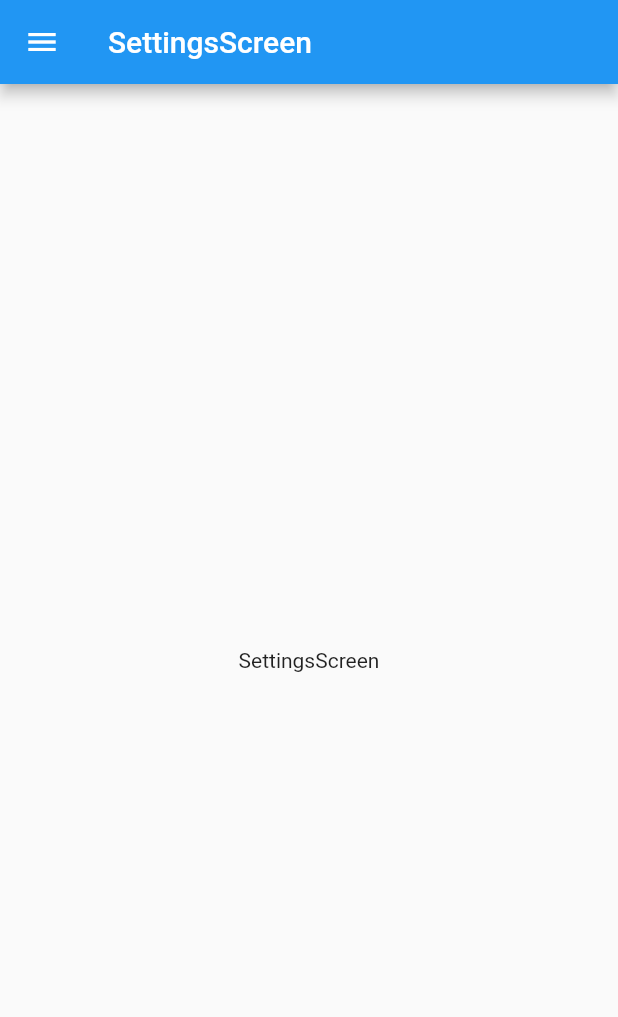
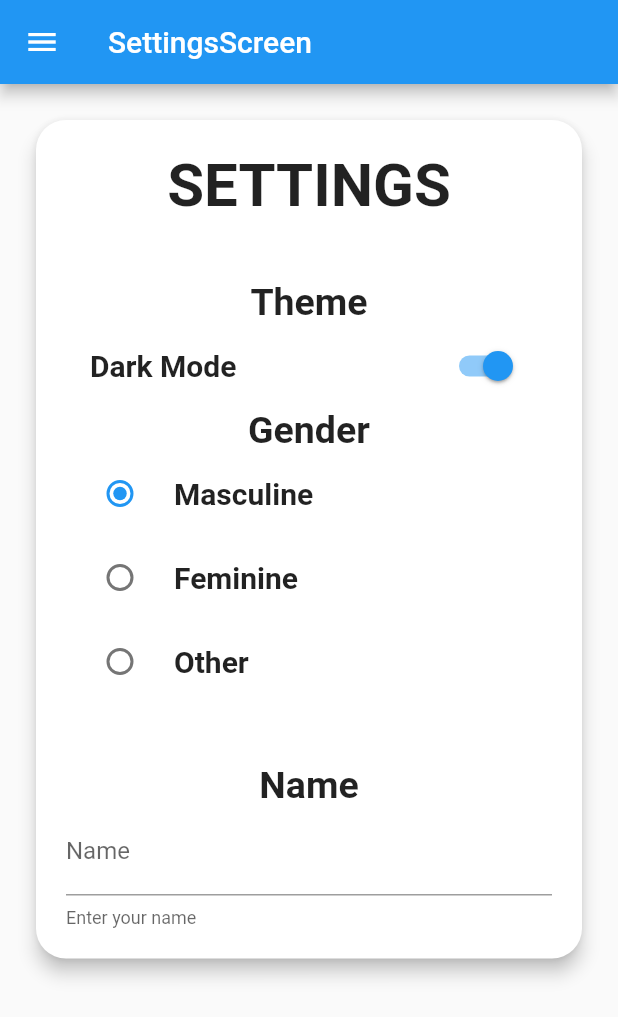
Before and after one commit to juanfranciscocis/User_Preferences, a Flutter app: the SettingsScreen screen opened by its route, on a phone screen of 412 x 824 dp. Shown: the top 1017 px of the screen. Run offline on Flutter 3.47's test engine with Material 2 defaults, Android fonts, the phone set to English and light mode, and no system bars.

Commit message:
MAIN MENU AND SETTINGS MENU DESIGN FINISHED

```diff
--- a/lib/screens/settings_screen.dart
+++ b/lib/screens/settings_screen.dart
@@ -1,3 +1,4 @@
+
 import 'package:flutter/material.dart';
 
 import '../widgets/widgets.dart';
@@ -12,9 +13,82 @@ class SettingsScreen extends StatelessWidget{
         title: Text('SettingsScreen'),
       ),
       drawer: SideMenuWidget(), //Drawer is a widget that is used to display a navigation menu.
-      body: Center(
-        child: Text('SettingsScreen'),
-      ),
+      body: Padding(
+        padding: const EdgeInsets.all(20.0),
+        child: SingleChildScrollView(
+          child: Column(
+            children: [
+
+              Card(
+                //ROUND CORNERS
+                shape: RoundedRectangleBorder(
+                  borderRadius: BorderRadius.circular(20.0),
+                ),
+                //add elevation to give it a 3D effect
+                elevation: 5,
+                child: Container(
+                  padding: EdgeInsets.all(20),
+                  child: Column(
+                    crossAxisAlignment: CrossAxisAlignment.center,
+                    children: [
+                      Text('SETTINGS', style: TextStyle(fontSize: 40, fontWeight: FontWeight.bold),),
+                      SizedBox(height: 40),
+                      Text('Theme', style: TextStyle(fontSize: 25, fontWeight: FontWeight.bold),),
+                      SwitchListTile.adaptive(
+                        title: Text('Dark Mode', style: TextStyle(fontSize: 20, fontWeight: FontWeight.bold),),
+                        value: true,
+                        onChanged: (value) {},
+                      ),
+                      SizedBox(width: 60),
+                      Text('Gender', style: TextStyle(fontSize: 25, fontWeight: FontWeight.bold),),
+                      SizedBox(width: 60),
+                      RadioListTile<int>(
+                          value: 1,
+                          groupValue: 1,
+                          title: const Text('Masculine', style: TextStyle(fontSize: 20, fontWeight: FontWeight.bold),),
+                          onChanged: (value){},
+                      ),
+
+                      SizedBox(width: 20),
+                      RadioListTile<int>(
+                        value: 2,
+                        groupValue: 1,
+                        title: const Text('Feminine', style: TextStyle(fontSize: 20, fontWeight: FontWeight.bold),),
+                        onChanged: (value){},
+                      ),
+
+                      SizedBox(width: 20),
+                      RadioListTile<int>(
+                        value: 3,
+                        groupValue: 1,
+                        title: const Text('Other', style: TextStyle(fontSize: 20, fontWeight: FontWeight.bold),),
+                        onChanged: (value){},
+                      ),
+
+                      SizedBox(height: 40),
+                      Text('Name', style: TextStyle(fontSize: 25, fontWeight: FontWeight.bold),),
+                      SizedBox(width: 20),
+
+                      TextFormField(
+                        initialValue: "",
+                        decoration: InputDecoration(
+                          labelText: 'Name',
+                          helperText: 'Enter your name',
+                          ),
+                        ),
+
+
+
+                    ],
+                  ),
+                ) ,
+
+              )
+
+            ],
+          ),
+        ),
+      )
     );
   }
 }
```
Also changed, not shown: lib/screens/home_screen.dart (+40 -2 lines).
